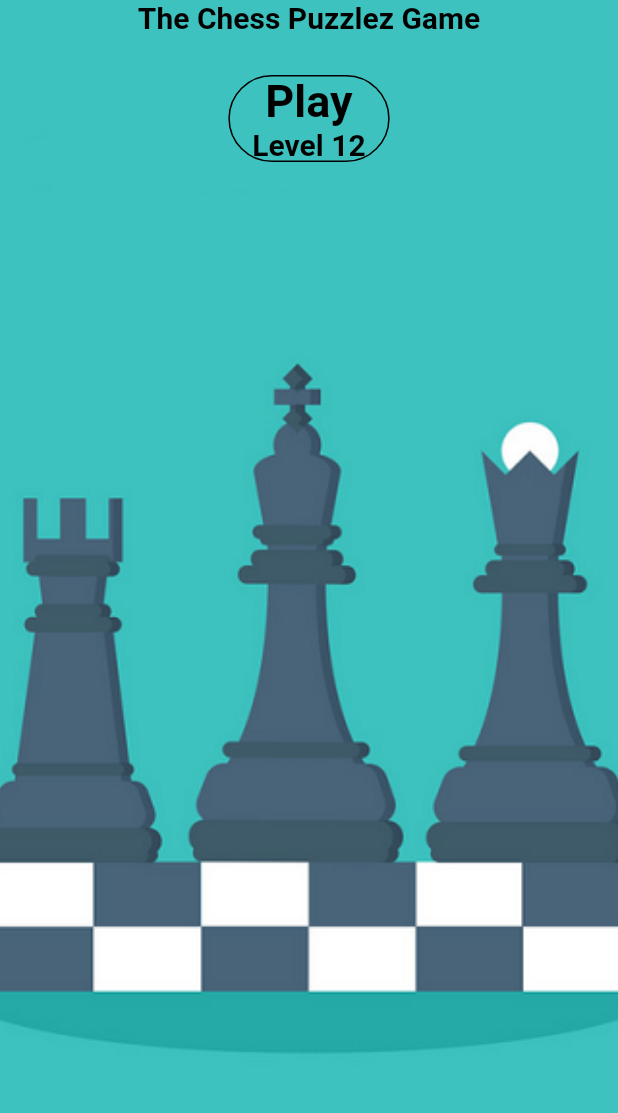
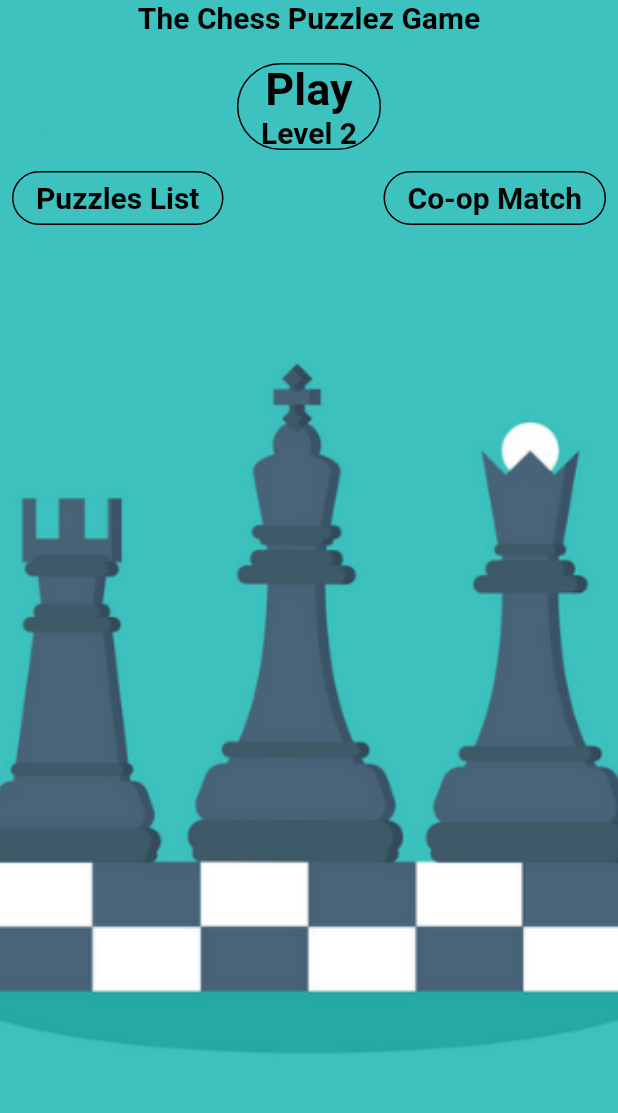
Before and after one commit to HazemMostafa23/Chuzzlez, a Flutter app: the screen it shows after launch, after a tap on "Play", on a phone screen of 412 x 824 dp, the part 99-1212 px from its top. Run offline on Flutter 3.47's test engine with Material 2 defaults, Android fonts, the phone set to English and light mode, and no system bars.

Commit message:
User Provider

```diff
--- a/lib/main.dart
+++ b/lib/main.dart
@@ -1,4 +1,7 @@
 import 'package:flutter/material.dart';
+import 'package:provider/provider.dart';
+import 'screens/home_screen.dart';
+import 'package:chuzzlez/models/user_provider.dart';
 
 void main() {
   runApp(MyApp());
@@ -8,7 +11,13 @@ void main() {
 class MyApp extends StatelessWidget {
   @override
   Widget build(BuildContext context) {
-    return MaterialApp(
+    return MultiProvider(
+      providers: [
+        ChangeNotifierProvider(
+          create: (context) => UserProvider(),
+        )
+      ],
+      child: MaterialApp(
         title: 'Chuzzlez',
         home: Scaffold(
           // appBar: AppBar(
@@ -16,82 +25,7 @@ class MyApp extends StatelessWidget {
           // ),
           body: HomeScreen(),
         ),
+      ),
     );
   }
 }
-
-class HomeScreen extends StatelessWidget {
-  @override
-  Widget build(BuildContext context) {
-    return Stack(
-      children: [
-        Container(
-          decoration: const BoxDecoration(
-            image: DecorationImage(
-              image: AssetImage("images/home_background.jpg"),
-              fit: BoxFit.cover,
-            ),
-          ),
-        ),
-        ListView(
-          children: [
-            Row(
-              crossAxisAlignment: CrossAxisAlignment.start,
-              mainAxisAlignment: MainAxisAlignment.center,
-              children: const [
-                Text('Chuzzlez',
-                    style: TextStyle(
-                      fontSize: 56,
-                      fontWeight: FontWeight.bold,
-                      color: Colors.black,
-                    )),
-              ],
-            ),
-            Row(
-              crossAxisAlignment: CrossAxisAlignment.start,
-              mainAxisAlignment: MainAxisAlignment.center,
-              children: const [
-                Text('The Chess Puzzlez Game',
-                    style: TextStyle(
-                      fontSize: 20,
-                      fontWeight: FontWeight.bold,
-                      color: Colors.black,
-                    )),
-                SizedBox(
-                  height: 50,
-                )
-              ],
-            ),
-            Row(
-              crossAxisAlignment: CrossAxisAlignment.start,
-              mainAxisAlignment: MainAxisAlignment.center,
-              children: [
-                OutlinedButton(
-                  onPressed: () {},
-                  child: Column(children: const [
-                    Text('Play',
-                        style: TextStyle(
-                          fontSize: 30,
-                          fontWeight: FontWeight.bold,
-                          color: Colors.black,
-                        )),
-                    Text('Level 12',
-                        style: TextStyle(
-                          fontSize: 20,
-                          fontWeight: FontWeight.bold,
-                          color: Colors.black,
-                        ))
-                  ]),
-                  style: OutlinedButton.styleFrom(
-                    shape: StadiumBorder(),
-                    side: BorderSide(color: Colors.black),
-                  ),
-                )
-              ],
-            )
-          ],
-        )
-      ],
-    );
-  }
-}
--- /dev/null
+++ b/lib/models/user.dart
@@ -0,0 +1,5 @@
+class User {
+  int currentLevel;
+
+  User({this.currentLevel = 1});
+}
--- /dev/null
+++ b/lib/models/user_provider.dart
@@ -0,0 +1,16 @@
+import 'package:flutter/foundation.dart';
+// import 'package:provider/provider.dart';
+import 'user.dart';
+
+class UserProvider with ChangeNotifier {
+  User _user = User();
+
+  User get getUser {
+    return _user;
+  }
+
+  void nextLevel() {
+    _user.currentLevel += 1;
+    notifyListeners();
+  }
+}
--- /dev/null
+++ b/lib/screens/home_screen.dart
@@ -0,0 +1,118 @@
+// ignore_for_file: prefer_const_literals_to_create_immutables, prefer_const_constructors
+
+import 'package:flutter/material.dart';
+import 'package:provider/provider.dart';
+import 'package:chuzzlez/models/user_provider.dart';
+
+class HomeScreen extends StatelessWidget {
+  @override
+  Widget build(BuildContext context) {
+    return Stack(
+      children: [
+        Container(
+          decoration: BoxDecoration(
+            image: DecorationImage(
+              image: AssetImage("images/home_background.jpg"),
+              fit: BoxFit.cover,
+            ),
+          ),
+        ),
+        ListView(
+          children: [
+            Row(
+              crossAxisAlignment: CrossAxisAlignment.start,
+              mainAxisAlignment: MainAxisAlignment.center,
+              children: [
+                Text('Chuzzlez',
+                    style: TextStyle(
+                      fontSize: 56,
+                      fontWeight: FontWeight.bold,
+                      color: Colors.black,
+                    )),
+              ],
+            ),
+            Row(
+              crossAxisAlignment: CrossAxisAlignment.start,
+              mainAxisAlignment: MainAxisAlignment.center,
+              children: [
+                Text('The Chess Puzzlez Game',
+                    style: TextStyle(
+                      fontSize: 20,
+                      fontWeight: FontWeight.bold,
+                      color: Colors.black,
+                    )),
+                SizedBox(
+                  height: 42,
+                )
+              ],
+            ),
+            Row(
+              crossAxisAlignment: CrossAxisAlignment.start,
+              mainAxisAlignment: MainAxisAlignment.center,
+              children: [
+                OutlinedButton(
+                  onPressed: () {
+                    Provider.of<UserProvider>(context, listen: false)
+                        .nextLevel();
+                  },
+                  child: Column(children: [
+                    Text('Play',
+                        style: TextStyle(
+                          fontSize: 30,
+                          fontWeight: FontWeight.bold,
+                          color: Colors.black,
+                        )),
+                    Consumer<UserProvider>(
+                        builder: (context, UserProvider user, child) {
+                      return Text('Level ${user.getUser.currentLevel}',
+                          style: TextStyle(
+                            fontSize: 20,
+                            fontWeight: FontWeight.bold,
+                            color: Colors.black,
+                          ));
+                    })
+                  ]),
+                  style: OutlinedButton.styleFrom(
+                    shape: StadiumBorder(),
+                    side: BorderSide(color: Colors.black),
+                  ),
+                )
+              ],
+            ),
+            ButtonBar(
+              alignment: MainAxisAlignment.spaceBetween,
+              children: [
+                OutlinedButton(
+                  onPressed: () {},
+                  child: Text('Puzzles List',
+                      style: TextStyle(
+                        fontSize: 20,
+                        fontWeight: FontWeight.bold,
+                        color: Colors.black,
+                      )),
+                  style: OutlinedButton.styleFrom(
+                    shape: StadiumBorder(),
+                    side: BorderSide(color: Colors.black),
+                  ),
+                ),
+                OutlinedButton(
+                  onPressed: () {},
+                  child: Text('Co-op Match',
+                      style: TextStyle(
+                        fontSize: 20,
+                        fontWeight: FontWeight.bold,
+                        color: Colors.black,
+                      )),
+                  style: OutlinedButton.styleFrom(
+                    shape: StadiumBorder(),
+                    side: BorderSide(color: Colors.black),
+                  ),
+                )
+              ],
+            )
+          ],
+        )
+      ],
+    );
+  }
+}
--- a/pubspec.yaml
+++ b/pubspec.yaml
@@ -34,6 +34,7 @@ dependencies:
   # The following adds the Cupertino Icons font to your application.
   # Use with the CupertinoIcons class for iOS style icons.
   cupertino_icons: ^1.0.2
+  provider: ^6.0.1
 
 dev_dependencies:
   flutter_test:
@@ -60,7 +61,6 @@ flutter:
   # To add assets to your application, add an assets section, like this:
   assets:
     - images/home_background.jpg
-    - images/home_background1.jpg
 
   # An image asset can refer to one or more resolution-specific "variants", see
   # https://flutter.dev/assets-and-images/#resolution-aware.
```
Also changed, not shown: images/home_background.jpg, images/home_background1.jpg (deleted), pubspec.lock. Lines whose indentation alone changed are shown as unchanged.
